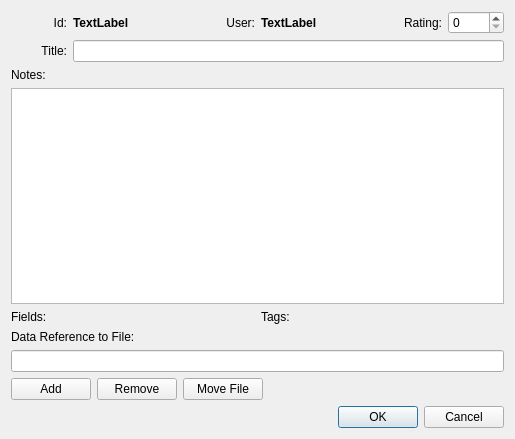
This is ui/itemdialog.ui in vlkv/reggata as Qt 5 draws it before an edit. The edited form follows.
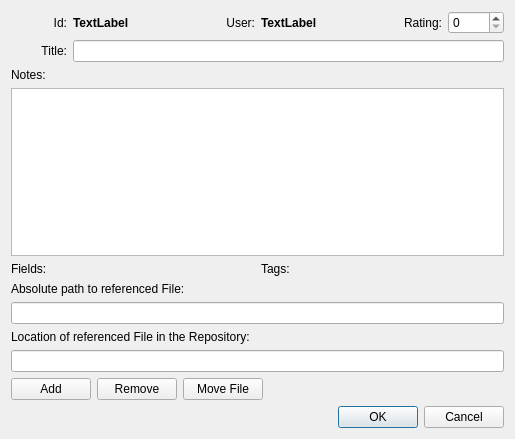
This is the edited form.

Patch:
```diff
--- a/ui/itemdialog.ui
+++ b/ui/itemdialog.ui
@@ -155,12 +155,26 @@
      <item>
       <widget class="QLabel" name="label_4">
        <property name="text">
-        <string>Data Reference to File:</string>
+        <string>Absolute path to referenced File:</string>
        </property>
       </widget>
      </item>
      <item>
-      <widget class="QLineEdit" name="lineEditDataRefURL">
+      <widget class="QLineEdit" name="fileAbsPath">
+       <property name="readOnly">
+        <bool>true</bool>
+       </property>
+      </widget>
+     </item>
+     <item>
+      <widget class="QLabel" name="label_8">
+       <property name="text">
+        <string>Location of referenced File in the Repository:</string>
+       </property>
+      </widget>
+     </item>
+     <item>
+      <widget class="QLineEdit" name="fileLocationDirRelPath">
        <property name="readOnly">
         <bool>true</bool>
        </property>
```
